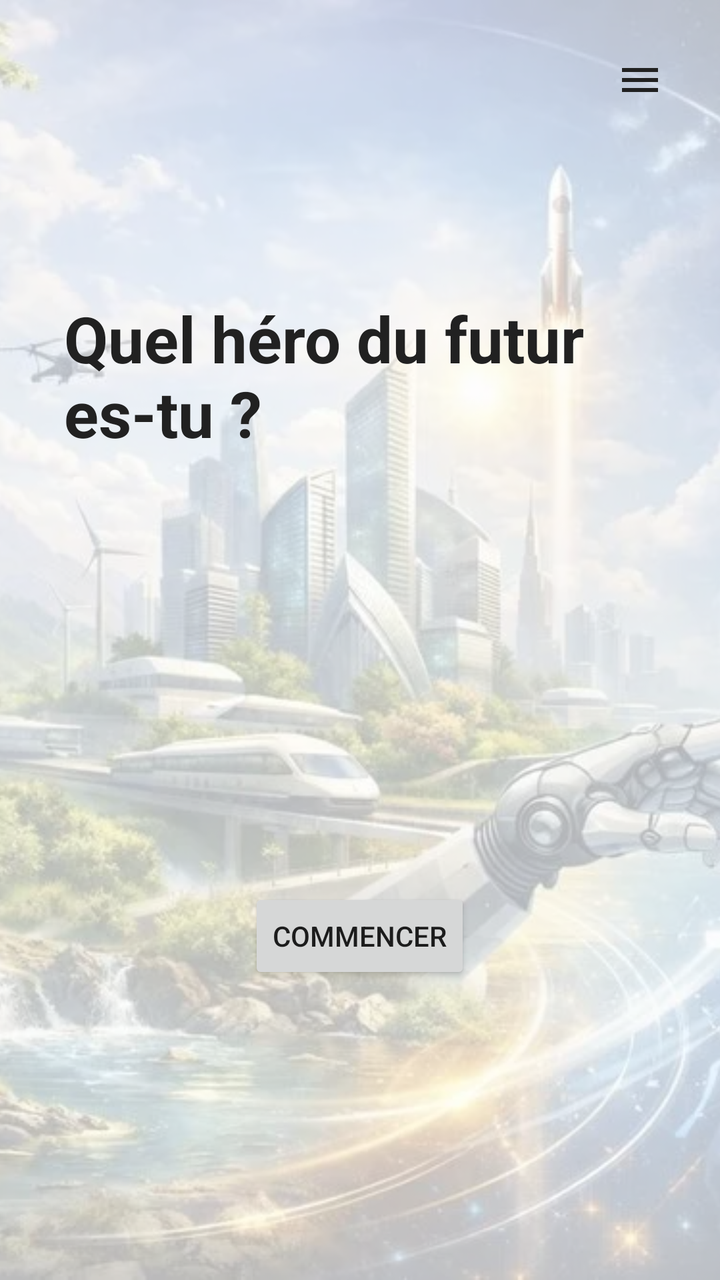
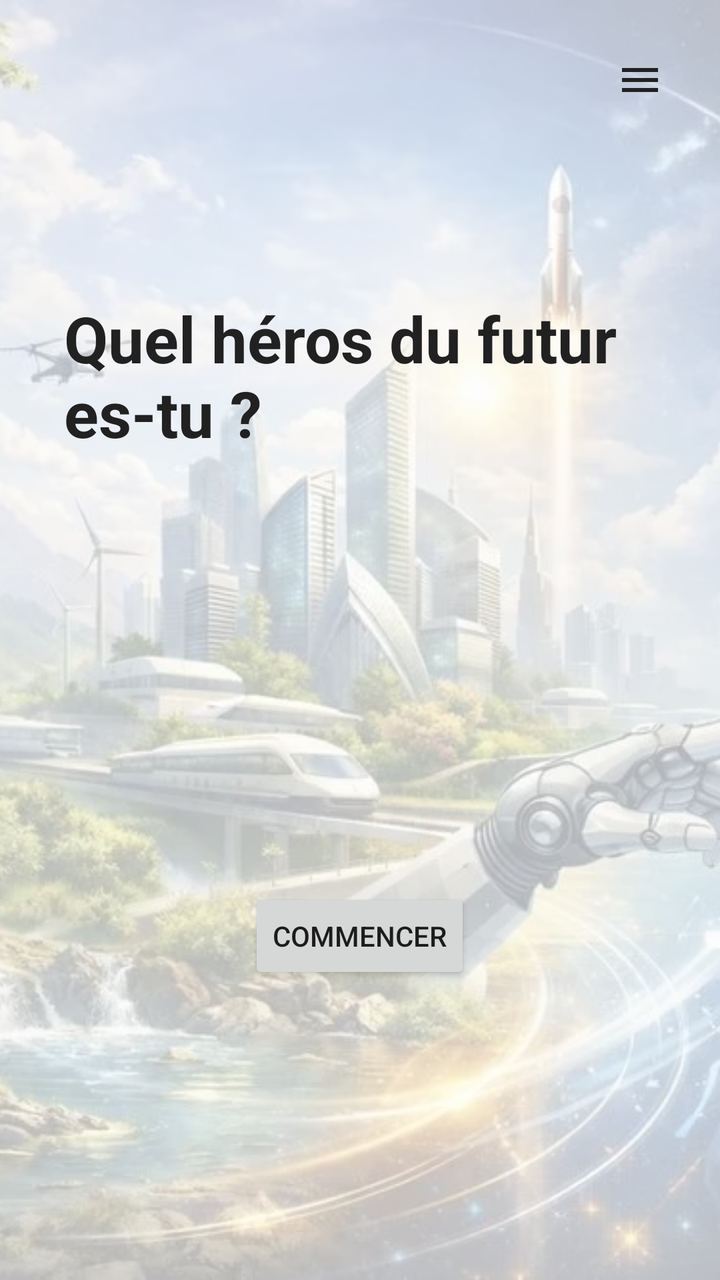

Before-and-after screenshots of an Android layout around one commit, followed by the original layout XML and the change that was made.
<!-- AndroidManifest.xml: application theme Theme.AppCompat.Light.NoActionBar -->
<!-- res/layout/activity_accueil.xml -->
<?xml version="1.0" encoding="utf-8"?>
<FrameLayout xmlns:android="http://schemas.android.com/apk/res/android"
    android:layout_width="match_parent"
    android:layout_height="match_parent">

    
    <ImageView
        android:layout_width="match_parent"
        android:layout_height="match_parent"
        android:src="@drawable/fond_ecran"
        android:scaleType="centerCrop"
        android:contentDescription="Fond d'écran" />

    <View
        android:layout_width="match_parent"
        android:layout_height="match_parent"
        android:background="#B3FFFFFF" />

    <ImageButton
        android:id="@+id/boutonMenu"
        android:layout_width="48dp"
        android:layout_height="48dp"
        android:layout_gravity="top|end"
        android:layout_margin="16dp"
        android:background="?attr/selectableItemBackgroundBorderless"
        android:src="@drawable/ic_menu"
        android:contentDescription="Menu" />

    
    <LinearLayout
        android:layout_width="match_parent"
        android:layout_height="match_parent"
        android:orientation="vertical"
        android:gravity="center"
        android:padding="32dp">

        <TextView
            android:id="@+id/titre"
            android:layout_width="wrap_content"
            android:layout_height="wrap_content"
            android:text="Quel héro du futur es-tu ?"
            android:textSize="32sp"
            android:textStyle="bold"
            android:textColor="#212121"
            android:layout_marginBottom="48dp" />

        <Spinner
            android:id="@+id/champAge"
            android:layout_width="match_parent"
            android:layout_height="wrap_content"
            android:layout_marginBottom="32dp" />

        <Spinner
            android:id="@+id/champMetier"
            android:layout_width="match_parent"
            android:layout_height="wrap_content"
            android:layout_marginBottom="32dp" />

        <Spinner
            android:id="@+id/champSexe"
            android:layout_width="match_parent"
            android:layout_height="wrap_content"
            android:layout_marginBottom="32dp" />

        <Button
            android:id="@+id/boutonCommencer"
            android:layout_width="wrap_content"
            android:layout_height="wrap_content"
            android:text="Commencer" />

    </LinearLayout>

</FrameLayout>
<!-- resources referenced by this layout -->
<resources>
  <!-- drawable fond_ecran: webp bitmap (drawable, 106360 bytes) -->
  <!-- drawable ic_menu (drawable) -->
  <?xml version="1.0" encoding="utf-8"?>
  <vector xmlns:android="http://schemas.android.com/apk/res/android"
      android:width="24dp"
      android:height="24dp"
      android:viewportWidth="24"
      android:viewportHeight="24"
      android:tint="#212121">
      <path
          android:fillColor="@android:color/white"
          android:pathData="M3,6h18v2H3V6zm0,5h18v2H3v-2zm0,5h18v2H3v-2z" />
  </vector>
</resources>

<!-- the commit's change to res/layout/activity_accueil.xml (unified diff, before → after) -->
@@ -38,7 +38,7 @@
             android:id="@+id/titre"
             android:layout_width="wrap_content"
             android:layout_height="wrap_content"
-            android:text="Quel héro du futur es-tu ?"
+            android:text="Quel héros du futur es-tu ?"
             android:textSize="32sp"
             android:textStyle="bold"
             android:textColor="#212121"
